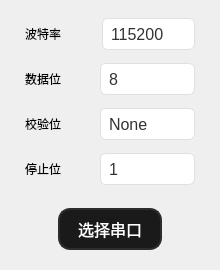
BiaoZai1214/BzCOM, file BzCOM/uartwidget.ui: the form before one commit.
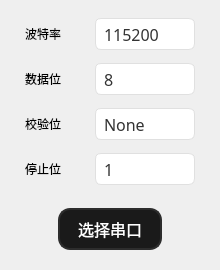
The form after the commit.

Patch:
```diff
--- a/BzCOM/uartwidget.ui
+++ b/BzCOM/uartwidget.ui
@@ -30,7 +30,7 @@
     <number>5</number>
    </property>
    <item>
-    <layout class="QHBoxLayout" name="horizontalLayout_2">
+    <layout class="QHBoxLayout" name="horizontalLayout_2" stretch="2,5">
      <property name="leftMargin">
       <number>20</number>
      </property>
@@ -52,6 +52,12 @@
      </item>
      <item>
       <widget class="QComboBox" name="bandRateBox">
+       <property name="sizePolicy">
+        <sizepolicy hsizetype="Fixed" vsizetype="Fixed">
+         <horstretch>0</horstretch>
+         <verstretch>0</verstretch>
+        </sizepolicy>
+       </property>
        <property name="minimumSize">
         <size>
          <width>0</width>
@@ -64,6 +70,12 @@
          <height>32</height>
         </size>
        </property>
+       <property name="font">
+        <font>
+         <family>微软雅黑</family>
+         <pointsize>-1</pointsize>
+        </font>
+       </property>
        <property name="styleSheet">
         <string notr="true">/* 统一所有输入框（QLineEdit + QComboBox）的样式 */
 QLineEdit, QComboBox {
@@ -108,7 +120,7 @@
     </layout>
    </item>
    <item>
-    <layout class="QHBoxLayout" name="horizontalLayout_3">
+    <layout class="QHBoxLayout" name="horizontalLayout_3" stretch="2,5">
      <property name="leftMargin">
       <number>20</number>
      </property>
@@ -142,6 +154,12 @@
          <height>32</height>
         </size>
        </property>
+       <property name="font">
+        <font>
+         <family>微软雅黑</family>
+         <pointsize>-1</pointsize>
+        </font>
+       </property>
        <property name="styleSheet">
         <string notr="true">/* 统一所有输入框（QLineEdit + QComboBox）的样式 */
 QLineEdit, QComboBox {
@@ -196,7 +214,7 @@
     </layout>
    </item>
    <item>
-    <layout class="QHBoxLayout" name="horizontalLayout_4">
+    <layout class="QHBoxLayout" name="horizontalLayout_4" stretch="2,5">
      <property name="leftMargin">
       <number>20</number>
      </property>
@@ -230,6 +248,12 @@
          <height>32</height>
         </size>
        </property>
+       <property name="font">
+        <font>
+         <family>微软雅黑</family>
+         <pointsize>-1</pointsize>
+        </font>
+       </property>
        <property name="styleSheet">
         <string notr="true">/* 统一所有输入框（QLineEdit + QComboBox）的样式 */
 QLineEdit, QComboBox {
@@ -289,7 +313,7 @@
     </layout>
    </item>
    <item>
-    <layout class="QHBoxLayout" name="horizontalLayout_5">
+    <layout class="QHBoxLayout" name="horizontalLayout_5" stretch="2,5">
      <property name="spacing">
       <number>7</number>
      </property>
@@ -326,6 +350,12 @@
          <height>32</height>
         </size>
        </property>
+       <property name="font">
+        <font>
+         <family>微软雅黑</family>
+         <pointsize>-1</pointsize>
+        </font>
+       </property>
        <property name="styleSheet">
         <string notr="true">/* 统一所有输入框（QLineEdit + QComboBox）的样式 */
 QLineEdit, QComboBox {
```
